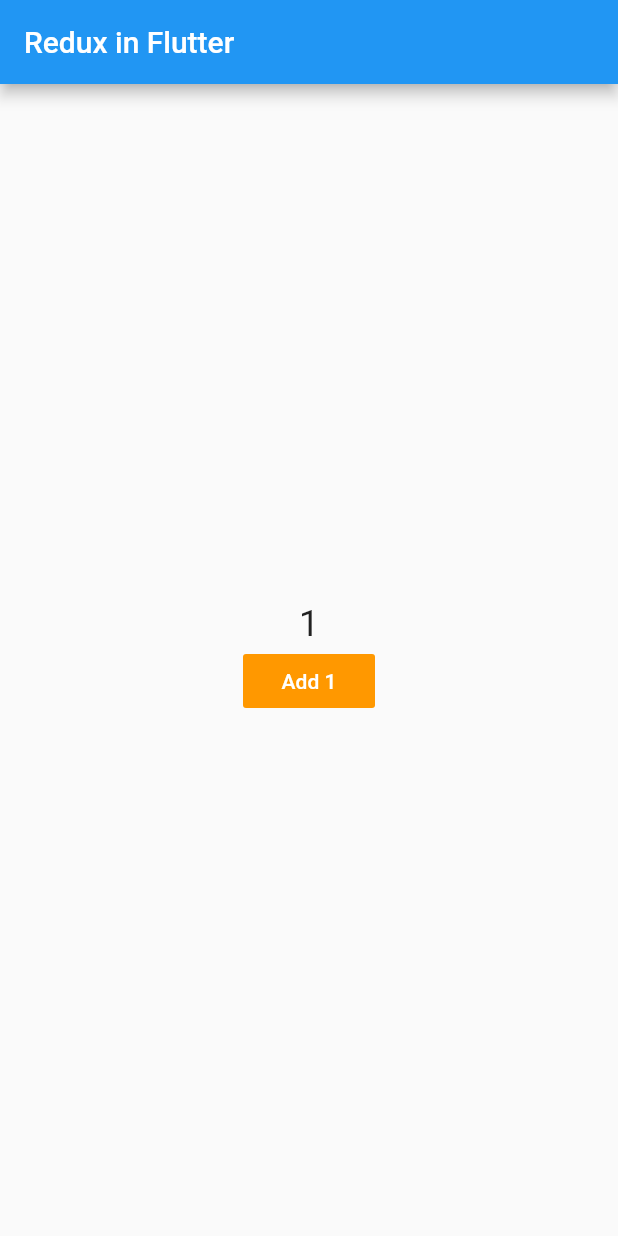
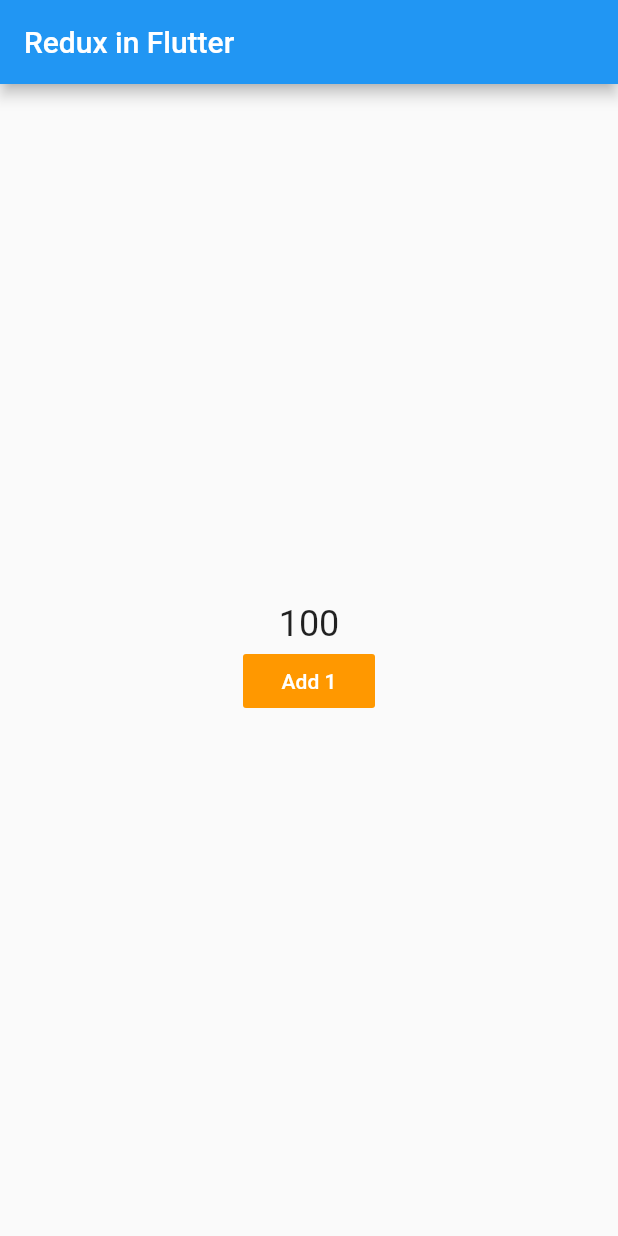
Before and after one commit to azamsharp/ReduxFlutter, a Flutter app: the screen it shows after launch, after a tap on "Add 1", on a phone screen of 412 x 824 dp. Run offline on Flutter 3.47's test engine with Material 2 defaults, Android fonts, the phone set to English and light mode, and no system bars; our stand-ins replace flutter_redux, redux.

```diff
--- a/lib/main.dart
+++ b/lib/main.dart
@@ -5,7 +5,7 @@ import 'package:flutter_redux/flutter_redux.dart';
 import 'store/reducer.dart';
 
 void main() {
-  final Store<int> store = Store<int>(reducer, initialState: 0);
+  final Store<int> store = Store<int>(reducer, initialState: 99);
   runApp(App(store));
 }
 
--- a/lib/store/reducer.dart
+++ b/lib/store/reducer.dart
@@ -1,9 +1,12 @@
 
 
-
-import 'package:flutter/cupertino.dart';
+import 'package:hello_flutter_redux/store/actions.dart';
 
 int reducer(int previousState, dynamic action) {
-  debugPrint('reducer');
-  return previousState + 1;
+
+  if(action == Actions.increment) {
+    return previousState + 1;
+  }
+
+  return previousState;
 }
--- a/lib/widgets/counter.dart
+++ b/lib/widgets/counter.dart
@@ -15,8 +15,8 @@ class Counter extends StatelessWidget {
         children: <Widget>[
           StoreConnector<int,String>(
             converter: (store) => store.state.toString(),
-              builder: (context, vm) {
-                  return Text(vm,style: TextStyle(fontSize: 24));
+            builder: (context, viewModel) {
+               return Text(viewModel,style: TextStyle(fontSize: 24));
             }
           ),
               StoreConnector<int,VoidCallback>(
@@ -28,11 +28,11 @@ class Counter extends StatelessWidget {
                           child: Text('Add 1', style: TextStyle(color: Colors.white)),
                           color: Colors.orange,
                           onPressed: callback
-                            );
-                          }
+                          );}
+             )
 
-            )
-      ],),
+
+        ])
       );
   }
 
```
Lines whose indentation alone changed are shown as unchanged.
